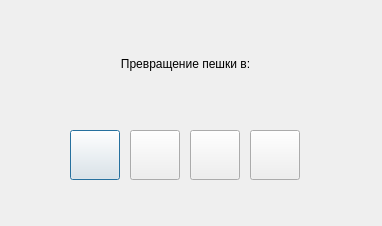
Qt form promotiondialog.ui (ikotyurg/chess100) before a commit.
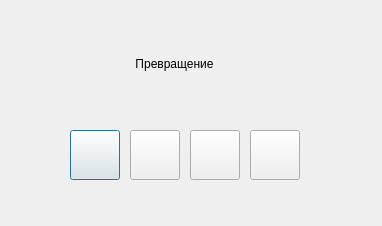
The same form after that commit. Icons and pictures are not drawn.

Diff of the .ui file:
```diff
--- a/promotiondialog.ui
+++ b/promotiondialog.ui
@@ -16,9 +16,9 @@
   <widget class="QLabel" name="label">
    <property name="geometry">
     <rect>
-     <x>90</x>
+     <x>100</x>
      <y>40</y>
-     <width>191</width>
+     <width>149</width>
      <height>47</height>
     </rect>
    </property>
@@ -28,7 +28,7 @@
     </font>
    </property>
    <property name="text">
-    <string>Превращение пешки в:</string>
+    <string>Превращение</string>
    </property>
    <property name="alignment">
     <set>Qt::AlignmentFlag::AlignCenter</set>
```
Left out of the diff: 10 changed lines with no effect on the pictures.
